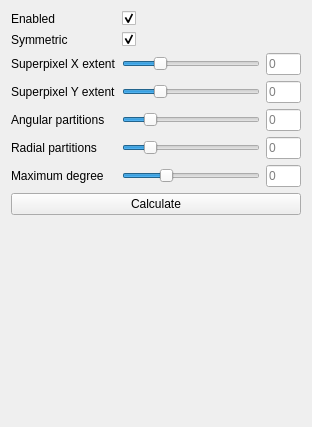
First picture: the form in include/pli_vis/ui/plugins/zernike_toolbox.ui, repository VRGroupRWTH/pli_view, before the edit.
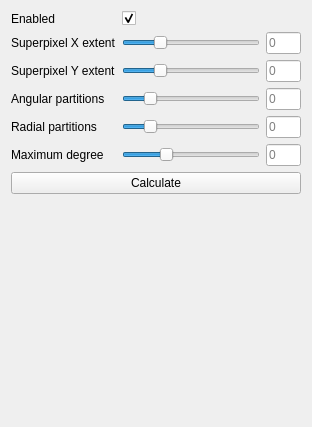
Second picture: the form after the edit.

Commit message: Plugin now computes the coefficients.

Patch:
```diff
--- a/include/pli_vis/ui/plugins/zernike_toolbox.ui
+++ b/include/pli_vis/ui/plugins/zernike_toolbox.ui
@@ -14,14 +14,7 @@
    <string>Zernike Moments Toolbox</string>
   </property>
   <layout class="QGridLayout" name="gridLayout">
-   <item row="10" column="0" colspan="3">
-    <widget class="QPushButton" name="button_calculate">
-     <property name="text">
-      <string>Calculate</string>
-     </property>
-    </widget>
-   </item>
-   <item row="6" column="1">
+   <item row="5" column="1">
     <widget class="QSlider" name="slider_partitions_rho">
      <property name="sizePolicy">
       <sizepolicy hsizetype="Preferred" vsizetype="Preferred">
@@ -46,26 +39,7 @@
      </property>
     </widget>
    </item>
-   <item row="5" column="2">
-    <widget class="QLineEdit" name="line_edit_partitions_theta">
-     <property name="sizePolicy">
-      <sizepolicy hsizetype="Preferred" vsizetype="Preferred">
-       <horstretch>1</horstretch>
-       <verstretch>0</verstretch>
-      </sizepolicy>
-     </property>
-     <property name="text">
-      <string/>
-     </property>
-     <property name="alignment">
-      <set>Qt::AlignLeading|Qt::AlignLeft|Qt::AlignVCenter</set>
-     </property>
-     <property name="placeholderText">
-      <string>0</string>
-     </property>
-    </widget>
-   </item>
-   <item row="6" column="0">
+   <item row="5" column="0">
     <widget class="QLabel" name="label_partitions_rho">
      <property name="enabled">
       <bool>true</bool>
@@ -75,7 +49,7 @@
      </property>
     </widget>
    </item>
-   <item row="5" column="0">
+   <item row="4" column="0">
     <widget class="QLabel" name="label_partitions_theta">
      <property name="enabled">
       <bool>true</bool>
@@ -85,7 +59,7 @@
      </property>
     </widget>
    </item>
-   <item row="11" column="0" colspan="3">
+   <item row="10" column="0" colspan="3">
     <spacer name="spacer">
      <property name="orientation">
       <enum>Qt::Vertical</enum>
@@ -98,57 +72,6 @@
      </property>
     </spacer>
    </item>
-   <item row="5" column="1">
-    <widget class="QSlider" name="slider_partitions_theta">
-     <property name="sizePolicy">
-      <sizepolicy hsizetype="Preferred" vsizetype="Preferred">
-       <horstretch>4</horstretch>
-       <verstretch>0</verstretch>
-      </sizepolicy>
-     </property>
-     <property name="minimumSize">
-      <size>
-       <width>0</width>
-       <height>0</height>
-      </size>
-     </property>
-     <property name="maximum">
-      <number>360</number>
-     </property>
-     <property name="value">
-      <number>60</number>
-     </property>
-     <property name="orientation">
-      <enum>Qt::Horizontal</enum>
-     </property>
-    </widget>
-   </item>
-   <item row="6" column="2">
-    <widget class="QLineEdit" name="line_edit_partitions_rho">
-     <property name="sizePolicy">
-      <sizepolicy hsizetype="Preferred" vsizetype="Preferred">
-       <horstretch>1</horstretch>
-       <verstretch>0</verstretch>
-      </sizepolicy>
-     </property>
-     <property name="text">
-      <string/>
-     </property>
-     <property name="alignment">
-      <set>Qt::AlignLeading|Qt::AlignLeft|Qt::AlignVCenter</set>
-     </property>
-     <property name="placeholderText">
-      <string>0</string>
-     </property>
-    </widget>
-   </item>
-   <item row="0" column="0">
-    <widget class="QLabel" name="label_enabled">
-     <property name="text">
-      <string>Enabled</string>
-     </property>
-    </widget>
-   </item>
    <item row="0" column="1" colspan="2">
     <widget class="QCheckBox" name="checkbox_enabled">
      <property name="layoutDirection">
@@ -162,20 +85,77 @@
      </property>
     </widget>
    </item>
-   <item row="1" column="1" colspan="2">
-    <widget class="QCheckBox" name="checkbox_symmetric">
-     <property name="layoutDirection">
-      <enum>Qt::LeftToRight</enum>
+   <item row="9" column="0" colspan="3">
+    <widget class="QPushButton" name="button_calculate">
+     <property name="text">
+      <string>Calculate</string>
      </property>
+    </widget>
+   </item>
+   <item row="4" column="1">
+    <widget class="QSlider" name="slider_partitions_theta">
+     <property name="sizePolicy">
+      <sizepolicy hsizetype="Preferred" vsizetype="Preferred">
+       <horstretch>4</horstretch>
+       <verstretch>0</verstretch>
+      </sizepolicy>
+     </property>
+     <property name="minimumSize">
+      <size>
+       <width>0</width>
+       <height>0</height>
+      </size>
+     </property>
+     <property name="maximum">
+      <number>360</number>
+     </property>
+     <property name="value">
+      <number>60</number>
+     </property>
+     <property name="orientation">
+      <enum>Qt::Horizontal</enum>
+     </property>
+    </widget>
+   </item>
+   <item row="4" column="2">
+    <widget class="QLineEdit" name="line_edit_partitions_theta">
+     <property name="sizePolicy">
+      <sizepolicy hsizetype="Preferred" vsizetype="Preferred">
+       <horstretch>1</horstretch>
+       <verstretch>0</verstretch>
+      </sizepolicy>
+     </property>
      <property name="text">
       <string/>
      </property>
-     <property name="checked">
-      <bool>true</bool>
+     <property name="alignment">
+      <set>Qt::AlignLeading|Qt::AlignLeft|Qt::AlignVCenter</set>
      </property>
+     <property name="placeholderText">
+      <string>0</string>
+     </property>
     </widget>
    </item>
-   <item row="3" column="2">
+   <item row="5" column="2">
+    <widget class="QLineEdit" name="line_edit_partitions_rho">
+     <property name="sizePolicy">
+      <sizepolicy hsizetype="Preferred" vsizetype="Preferred">
+       <horstretch>1</horstretch>
+       <verstretch>0</verstretch>
+      </sizepolicy>
+     </property>
+     <property name="text">
+      <string/>
+     </property>
+     <property name="alignment">
+      <set>Qt::AlignLeading|Qt::AlignLeft|Qt::AlignVCenter</set>
+     </property>
+     <property name="placeholderText">
+      <string>0</string>
+     </property>
+    </widget>
+   </item>
+   <item row="2" column="2">
     <widget class="QLineEdit" name="line_edit_superpixel_y">
      <property name="sizePolicy">
       <sizepolicy hsizetype="Preferred" vsizetype="Preferred">
@@ -194,7 +174,7 @@
      </property>
     </widget>
    </item>
-   <item row="3" column="1">
+   <item row="2" column="1">
     <widget class="QSlider" name="slider_superpixel_y">
      <property name="sizePolicy">
       <sizepolicy hsizetype="Preferred" vsizetype="Preferred">
@@ -222,7 +202,7 @@
      </property>
     </widget>
    </item>
-   <item row="2" column="0">
+   <item row="1" column="0">
     <widget class="QLabel" name="label_superpixel_x">
      <property name="enabled">
       <bool>true</bool>
@@ -232,7 +212,14 @@
      </property>
     </widget>
    </item>
-   <item row="2" column="2">
+   <item row="0" column="0">
+    <widget class="QLabel" name="label_enabled">
+     <property name="text">
+      <string>Enabled</string>
+     </property>
+    </widget>
+   </item>
+   <item row="1" column="2">
     <widget class="QLineEdit" name="line_edit_superpixel_x">
      <property name="sizePolicy">
       <sizepolicy hsizetype="Preferred" vsizetype="Preferred">
@@ -251,7 +238,17 @@
      </property>
     </widget>
    </item>
-   <item row="3" column="0">
+   <item row="6" column="0">
+    <widget class="QLabel" name="label_maximum_degree">
+     <property name="enabled">
+      <bool>true</bool>
+     </property>
+     <property name="text">
+      <string>Maximum degree</string>
+     </property>
+    </widget>
+   </item>
+   <item row="2" column="0">
     <widget class="QLabel" name="label_superpixel_y">
      <property name="enabled">
       <bool>true</bool>
@@ -261,7 +258,7 @@
      </property>
     </widget>
    </item>
-   <item row="2" column="1">
+   <item row="1" column="1">
     <widget class="QSlider" name="slider_superpixel_x">
      <property name="sizePolicy">
       <sizepolicy hsizetype="Preferred" vsizetype="Preferred">
@@ -295,14 +292,7 @@
      </property>
     </widget>
    </item>
-   <item row="1" column="0">
-    <widget class="QLabel" name="label_symmetric">
-     <property name="text">
-      <string>Symmetric</string>
-     </property>
-    </widget>
-   </item>
-   <item row="7" column="1">
+   <item row="6" column="1">
     <widget class="QSlider" name="slider_maximum_degree">
      <property name="sizePolicy">
       <sizepolicy hsizetype="Preferred" vsizetype="Preferred">
@@ -327,17 +317,7 @@
      </property>
     </widget>
    </item>
-   <item row="7" column="0">
-    <widget class="QLabel" name="label_maximum_degree">
-     <property name="enabled">
-      <bool>true</bool>
-     </property>
-     <property name="text">
-      <string>Maximum degree</string>
-     </property>
-    </widget>
-   </item>
-   <item row="7" column="2">
+   <item row="6" column="2">
     <widget class="QLineEdit" name="line_edit_maximum_degree">
      <property name="sizePolicy">
       <sizepolicy hsizetype="Preferred" vsizetype="Preferred">
```
The commit also changes 2 other files.
